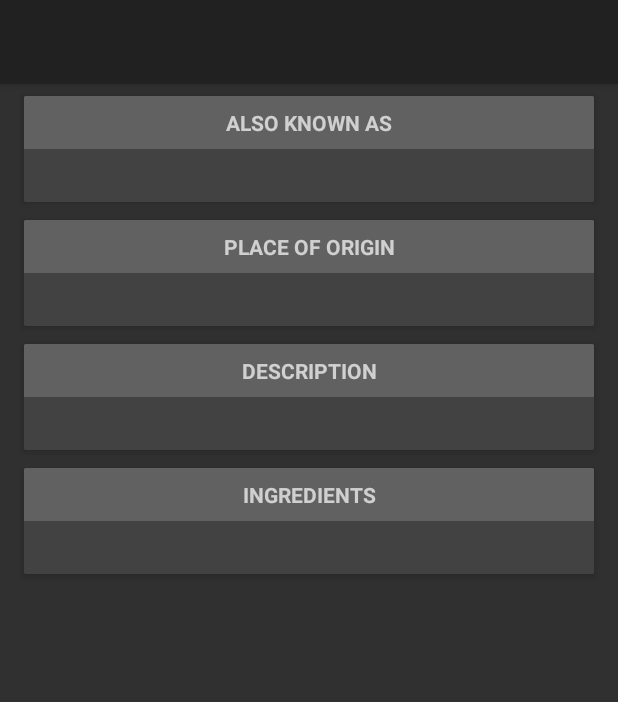
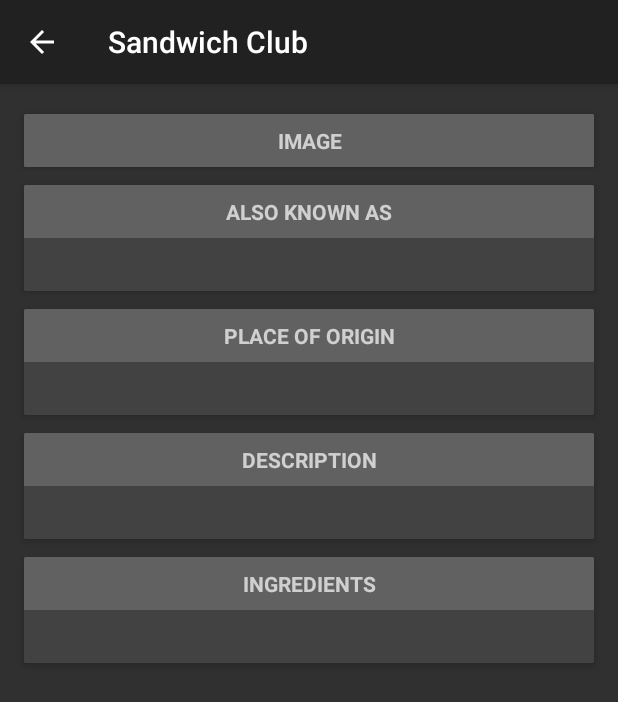
Before and after one commit to AhmedMourad0/SandwichClub, an Android app: the DetailActivity screen opened directly, with no data from a screen before it, on a phone screen of 412 x 824 dp. Shown: the top 702 px of the screen. Run offline under Robolectric (Android 15) with nearby library versions, the phone set to English and light mode, and no system bars; our stand-ins replace Picasso; 1 statement that could not run was skipped.

Commit message:
Some minor changes for polishing.

```diff
--- a/app/src/main/res/layout/activity_detail.xml
+++ b/app/src/main/res/layout/activity_detail.xml
@@ -9,34 +9,12 @@
         android:layout_width="match_parent"
         android:layout_height="wrap_content"
         android:orientation="vertical"
+        android:paddingBottom="12dp"
+        android:paddingTop="12dp"
         tools:context="com.udacity.sandwichclub.DetailActivity">
 
-        <android.support.design.widget.AppBarLayout
-            android:layout_width="match_parent"
-            android:layout_height="wrap_content"
-            android:theme="@style/ThemeOverlay.AppCompat.Dark.ActionBar">
-
-        <android.support.v7.widget.Toolbar
-            android:id="@+id/toolbar"
-            android:layout_width="match_parent"
-            android:layout_height="?attr/actionBarSize"
-            app:popupTheme="@style/ThemeOverlay.AppCompat.Light">
-
-            <ImageView
-                android:id="@+id/image_iv"
-                android:layout_width="match_parent"
-                android:layout_height="wrap_content"
-                android:adjustViewBounds="true"
-                android:contentDescription="@string/sandwich_picture_content_description"
-                android:scaleType="centerCrop" />
-
-        </android.support.v7.widget.Toolbar>
-
-        </android.support.design.widget.AppBarLayout>
-
-        <android.support.v7.widget.CardView xmlns:android="http://schemas.android.com/apk/res/android"
-            xmlns:app="http://schemas.android.com/apk/res-auto"
-            xmlns:tools="http://schemas.android.com/tools"
+        <android.support.v7.widget.CardView
+            android:id="@+id/image_cv"
             android:layout_width="match_parent"
             android:layout_height="wrap_content"
             android:layout_marginBottom="4dp"
@@ -55,7 +33,48 @@
                 android:orientation="vertical">
 
                 <TextView
-                    android:id="@+id/also_known_title_tv"
+                    android:layout_width="match_parent"
+                    android:layout_height="wrap_content"
+                    android:background="#616161"
+                    android:fontFamily="sans-serif"
+                    android:gravity="center"
+                    android:paddingBottom="8dp"
+                    android:paddingTop="8dp"
+                    android:text="@string/detail_image_label"
+                    android:textStyle="bold" />
+
+                <ImageView
+                    android:id="@+id/image_iv"
+                    android:layout_width="match_parent"
+                    android:layout_height="wrap_content"
+                    android:adjustViewBounds="true"
+                    android:contentDescription="@string/sandwich_picture_content_description"
+                    android:scaleType="centerCrop" />
+
+            </LinearLayout>
+
+        </android.support.v7.widget.CardView>
+
+        <android.support.v7.widget.CardView
+            android:id="@+id/also_known_cv"
+            android:layout_width="match_parent"
+            android:layout_height="wrap_content"
+            android:layout_marginBottom="4dp"
+            android:layout_marginEnd="16dp"
+            android:layout_marginStart="16dp"
+            android:layout_marginTop="8dp"
+            android:background="?attr/selectableItemBackground"
+            android:clickable="true"
+            android:focusable="true"
+            app:cardCornerRadius="1dp"
+            app:cardElevation="3dp">
+
+            <LinearLayout
+                android:layout_width="match_parent"
+                android:layout_height="match_parent"
+                android:orientation="vertical">
+
+                <TextView
                     android:layout_width="match_parent"
                     android:layout_height="wrap_content"
                     android:layout_marginBottom="8dp"
@@ -83,9 +102,8 @@
 
         </android.support.v7.widget.CardView>
 
-        <android.support.v7.widget.CardView xmlns:android="http://schemas.android.com/apk/res/android"
-            xmlns:app="http://schemas.android.com/apk/res-auto"
-            xmlns:tools="http://schemas.android.com/tools"
+        <android.support.v7.widget.CardView
+            android:id="@+id/origin_cv"
             android:layout_width="match_parent"
             android:layout_height="wrap_content"
             android:layout_marginBottom="4dp"
@@ -104,7 +122,6 @@
                 android:orientation="vertical">
 
                 <TextView
-                    android:id="@+id/origin_title_tv"
                     android:layout_width="match_parent"
                     android:layout_height="wrap_content"
                     android:layout_marginBottom="8dp"
@@ -132,9 +149,8 @@
 
         </android.support.v7.widget.CardView>
 
-        <android.support.v7.widget.CardView xmlns:android="http://schemas.android.com/apk/res/android"
-            xmlns:app="http://schemas.android.com/apk/res-auto"
-            xmlns:tools="http://schemas.android.com/tools"
+        <android.support.v7.widget.CardView
+            android:id="@+id/description_cv"
             android:layout_width="match_parent"
             android:layout_height="wrap_content"
             android:layout_marginBottom="4dp"
@@ -153,7 +169,6 @@
                 android:orientation="vertical">
 
                 <TextView
-                    android:id="@+id/description_title_tv"
                     android:layout_width="match_parent"
                     android:layout_height="wrap_content"
                     android:layout_marginBottom="8dp"
@@ -180,12 +195,11 @@
 
         </android.support.v7.widget.CardView>
 
-        <android.support.v7.widget.CardView xmlns:android="http://schemas.android.com/apk/res/android"
-            xmlns:app="http://schemas.android.com/apk/res-auto"
-            xmlns:tools="http://schemas.android.com/tools"
+        <android.support.v7.widget.CardView
+            android:id="@+id/ingredients_cv"
             android:layout_width="match_parent"
             android:layout_height="wrap_content"
-            android:layout_marginBottom="20dp"
+            android:layout_marginBottom="8dp"
             android:layout_marginEnd="16dp"
             android:layout_marginStart="16dp"
             android:layout_marginTop="8dp"
@@ -201,7 +215,6 @@
                 android:orientation="vertical">
 
                 <TextView
-                    android:id="@+id/ingredients_title_tv"
                     android:layout_width="match_parent"
                     android:layout_height="wrap_content"
                     android:layout_marginBottom="8dp"
--- a/app/src/main/res/values/strings.xml
+++ b/app/src/main/res/values/strings.xml
@@ -6,6 +6,7 @@
     <string name="detail_place_of_origin_label">PLACE OF ORIGIN</string>
     <string name="detail_description_label">DESCRIPTION</string>
     <string name="detail_ingredients_label">INGREDIENTS</string>
+    <string name="detail_image_label">IMAGE</string>
 
     <!-- Content descriptions-->
     <string name="sandwich_picture_content_description">Sandwich picture</string>
```
Also changed, not shown: app/src/main/AndroidManifest.xml (+9 -5 lines), app/src/main/java/com/udacity/sandwichclub/DetailActivity.java (+19 -21 lines), app/src/main/res/values/styles.xml (+0 -10 lines).
